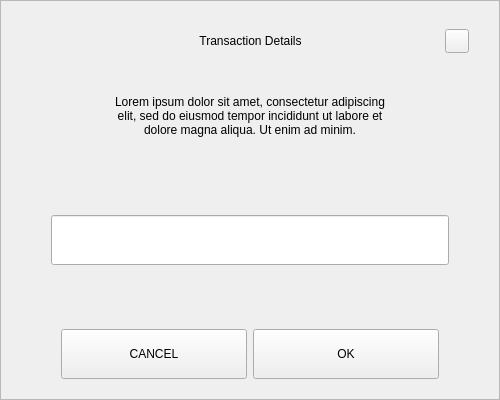
This is src/qt/pwrb/forms/sendchangeaddressdialog.ui in PWRB-Project/PWRB as Qt 5 draws it before an edit. The edited form follows.
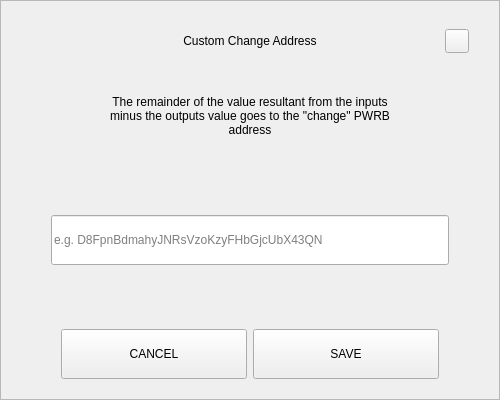
This is the edited form.

```diff
--- a/src/qt/pwrb/forms/sendchangeaddressdialog.ui
+++ b/src/qt/pwrb/forms/sendchangeaddressdialog.ui
@@ -92,7 +92,7 @@
            <string notr="true">padding-left:24px;</string>
           </property>
           <property name="text">
-           <string>Transaction Details</string>
+           <string>Custom Change Address</string>
           </property>
           <property name="alignment">
            <set>Qt::AlignCenter</set>
@@ -164,7 +164,7 @@
          </size>
         </property>
         <property name="text">
-         <string>Lorem ipsum dolor sit amet, consectetur adipiscing elit, sed do eiusmod tempor incididunt ut labore et dolore magna aliqua. Ut enim ad minim.</string>
+         <string>The remainder of the value resultant from the inputs minus the outputs value goes to the &quot;change&quot; PWRB address</string>
         </property>
         <property name="alignment">
          <set>Qt::AlignCenter</set>
@@ -206,6 +206,9 @@
             <height>50</height>
            </size>
           </property>
+          <property name="placeholderText">
+           <string notr="true">e.g. D8FpnBdmahyJNRsVzoKzyFHbGjcUbX43QN</string>
+          </property>
          </widget>
         </item>
        </layout>
@@ -262,7 +265,7 @@
            <enum>Qt::NoFocus</enum>
           </property>
           <property name="text">
-           <string>OK</string>
+           <string>SAVE</string>
           </property>
          </widget>
         </item>
```
